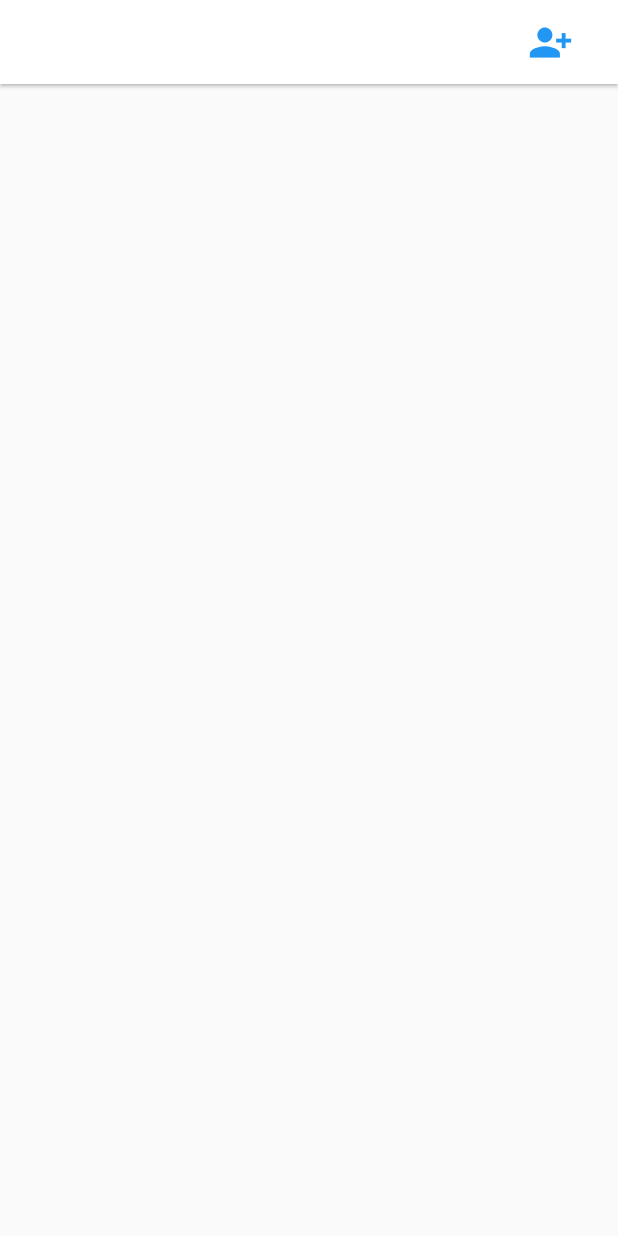
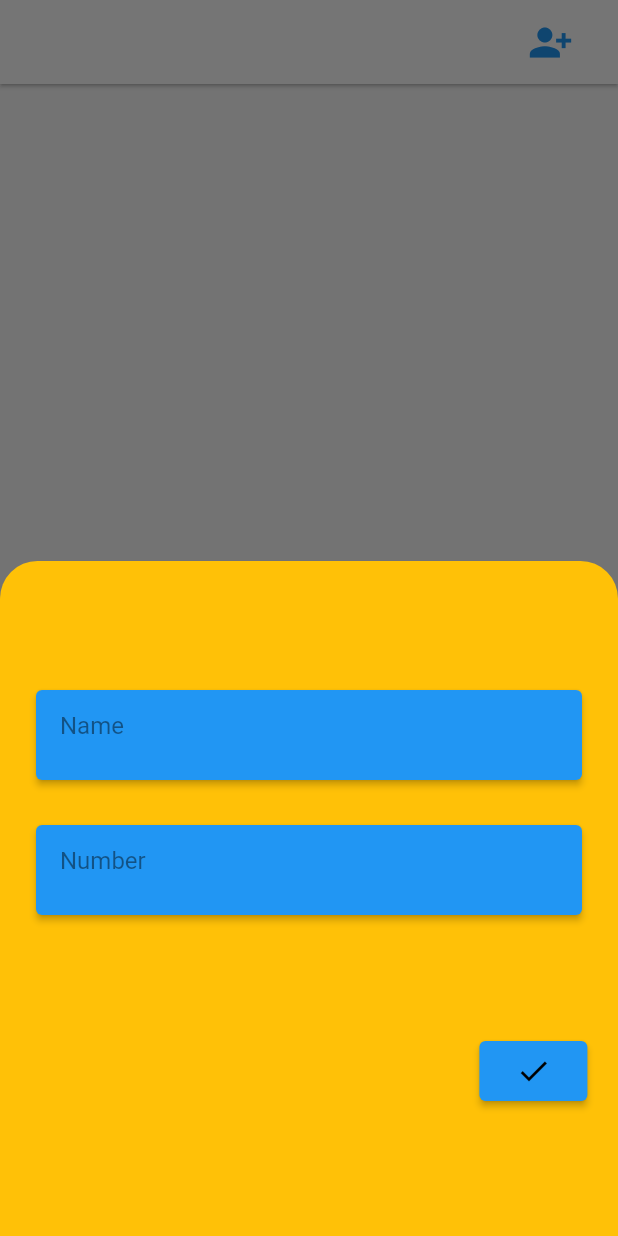
Before and after one commit to DilshodFlutter/contact_program, a Flutter app: the SplashScreen screen opened directly, after a tap on the "person add alt 1" icon, on a phone screen of 412 x 824 dp. Run offline on Flutter 3.47's test engine with Material 2 defaults, Android fonts, the phone set to English and light mode, and no system bars; our stand-ins replace flutter_slidable, rxdart, sqflite; accounts and stored records are empty.

Commit message:
slidable/delete/done

```diff
--- a/lib/main.dart
+++ b/lib/main.dart
@@ -19,7 +19,7 @@ class MyApp extends StatelessWidget {
       theme: ThemeData(
         primarySwatch: Colors.blue,
       ),
-      home: const JackSplash(),
+      home: const SplashScreen(),
     );
   }
 }
--- a/lib/src/ui/splash_screen.dart
+++ b/lib/src/ui/splash_screen.dart
@@ -1,5 +1,8 @@
+import 'dart:developer';
+
 import 'package:contact_program/src/block/contact_block.dart';
 import 'package:contact_program/src/model/contact_model.dart';
+import 'package:contact_program/src/ui/jack.dart';
 import 'package:flutter/material.dart';
 import 'package:flutter_slidable/flutter_slidable.dart';
 
@@ -11,6 +14,9 @@ class SplashScreen extends StatefulWidget {
 }
 
 class _SplashScreenState extends State<SplashScreen> {
+  TextEditingController _controllerNumbers = TextEditingController();
+  TextEditingController _controllerNames = TextEditingController();
+
   @override
   Widget build(BuildContext context) {
     return Scaffold(
@@ -19,7 +25,91 @@ class _SplashScreenState extends State<SplashScreen> {
         elevation: 1,
         actions: [
           GestureDetector(
-            onTap: () {},
+            onTap: () {
+              showModalBottomSheet(
+                context: context,
+                isScrollControlled: true,
+                builder: (context) {
+                  return Container(
+                    height: 450,
+                    decoration: const BoxDecoration(
+                      color: Colors.amber,
+                      borderRadius: BorderRadius.only(
+                        topRight: Radius.circular(25.0),
+                        topLeft: Radius.circular(25.0),
+                      ),
+                    ),
+                    child: Column(
+                      mainAxisAlignment: MainAxisAlignment.center,
+                      mainAxisSize: MainAxisSize.min,
+                      children: [
+                        ElevatedButton(
+                          onPressed: () => null,
+                          child: SizedBox(
+                            height: 60,
+                            //  padding: EdgeInsets.all(15.0),
+                            width: MediaQuery.of(context).size.width - 80,
+                            child: TextField(
+                              controller: _controllerNames,
+                              decoration: const InputDecoration(
+                                  border: InputBorder.none,
+                                  hintText: "Name",
+                                  hintStyle: TextStyle(color: Colors.black45)),
+                            ),
+                          ),
+                        ),
+                        const SizedBox(
+                          height: 30,
+                        ),
+                        ElevatedButton(
+                          onPressed: () => null,
+                          child: SizedBox(
+                            height: 60,
+                            //  padding: EdgeInsets.all(15.0),
+                            width: MediaQuery.of(context).size.width - 80,
+                            child: TextField(
+                              controller: _controllerNumbers,
+                              decoration: const InputDecoration(
+                                  border: InputBorder.none,
+                                  hintText: "Number",
+                                  hintStyle: TextStyle(color: Colors.black45)),
+                            ),
+                          ),
+                        ),
+                        const SizedBox(
+                          height: 80,
+                        ),
+                        Align(
+                          alignment: const FractionalOffset(0.94, 0.1),
+                          child: ElevatedButton(
+                            onPressed: () async {
+                              contactBlock.saveData(ContactModel(
+                                name: _controllerNames.text,
+                                number: _controllerNumbers.text,
+                              ));
+                              _controllerNames.text = "";
+                              _controllerNumbers.text = "";
+                              Navigator.pop(this.context);
+                            },
+                            child: const SizedBox(
+                              height: 40.0,
+                              width: 40.0,
+                              child: Center(
+                                child: Icon(
+                                  Icons.done,
+                                  color: Colors.black,
+                                ),
+                              ),
+                            ),
+                          ),
+                        ),
+                      ],
+                    ),
+                  );
+                },
+                backgroundColor: Colors.transparent,
+              );
+            },
             child: const Icon(
               Icons.person_add_alt_1,
               size: 30.0,
@@ -39,9 +129,39 @@ class _SplashScreenState extends State<SplashScreen> {
             return ListView.builder(
               itemCount: data.length,
               itemBuilder: (context, index) {
-                return Container(
-                  margin:
-                      const EdgeInsets.only(left: 20.0, right: 20.0, top: 20.0),
+                return Slidable(
+                  key: const ValueKey(
+                    0,
+                  ),
+                  startActionPane:  ActionPane(
+                    motion: ScrollMotion(),
+                    children: [
+                      SlidableAction(
+                        onPressed: doNothing,
+                        backgroundColor: Color(0xFF0392CF),
+                        foregroundColor: Colors.white,
+                        icon: Icons.save,
+                        label: 'Save',
+                      )
+                    ],
+                  ),
+                  endActionPane: ActionPane(
+                    motion: const ScrollMotion(),
+                    children: [
+                      SlidableAction(
+                        onPressed: (context) {
+                          contactBlock.deleteData(data[index].id);
+                        },
+                        backgroundColor: Colors.red,
+                        foregroundColor: Colors.white,
+                        icon: Icons.delete,
+                        label: 'delete',
+                      ),
+                    ],
+                  ),
+                  child: Container(
+                    margin: const EdgeInsets.only(
+                        left: 20.0, right: 20.0, top: 20.0),
                     padding: const EdgeInsets.symmetric(vertical: 10.0),
                     decoration: BoxDecoration(
                       borderRadius: BorderRadius.circular(10.0),
@@ -49,13 +169,7 @@ class _SplashScreenState extends State<SplashScreen> {
                     ),
                     child: Column(
                       children: [
-                      Slidable(
-                        key: const ValueKey(
-                          0,
-                        ),
-
-
-                        child: Row(
+                        Row(
                           children: [
                             const SizedBox(
                               width: 10,
@@ -73,8 +187,8 @@ class _SplashScreenState extends State<SplashScreen> {
                             ),
                           ],
                         ),
+                      ],
                     ),
-                    ],
                   ),
                 );
               },
```
Lines whose indentation alone changed are shown as unchanged.
